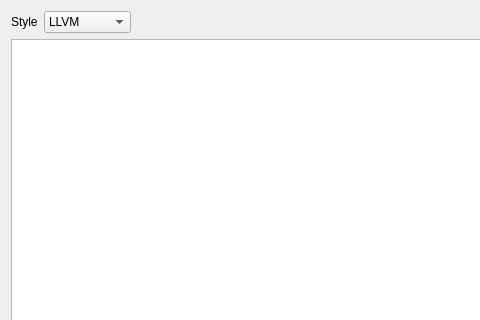
First picture: the form in src/widgets/protoformatterwidget.ui, repository N1vn0vem8er/cutetoolbox, before the edit; both pictures show x 0 to 480 and y 0 to 320 of the 836 by 713 pixel window.
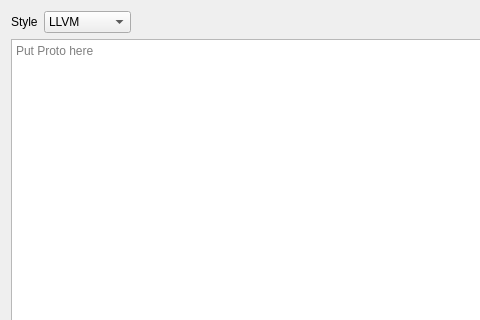
Second picture: the form after the edit. Icons and pictures are not drawn. Custom widgets are drawn as their Qt base class.

Commit message: Added placeholder text

Patch:
```diff
--- a/src/widgets/protoformatterwidget.ui
+++ b/src/widgets/protoformatterwidget.ui
@@ -148,7 +148,11 @@
     </layout>
    </item>
    <item>
-    <widget class="CodeEditor" name="codeEditor"/>
+    <widget class="CodeEditor" name="codeEditor">
+     <property name="placeholderText">
+      <string>Put Proto here</string>
+     </property>
+    </widget>
    </item>
   </layout>
  </widget>
```
The commit also changes 4 other files.
